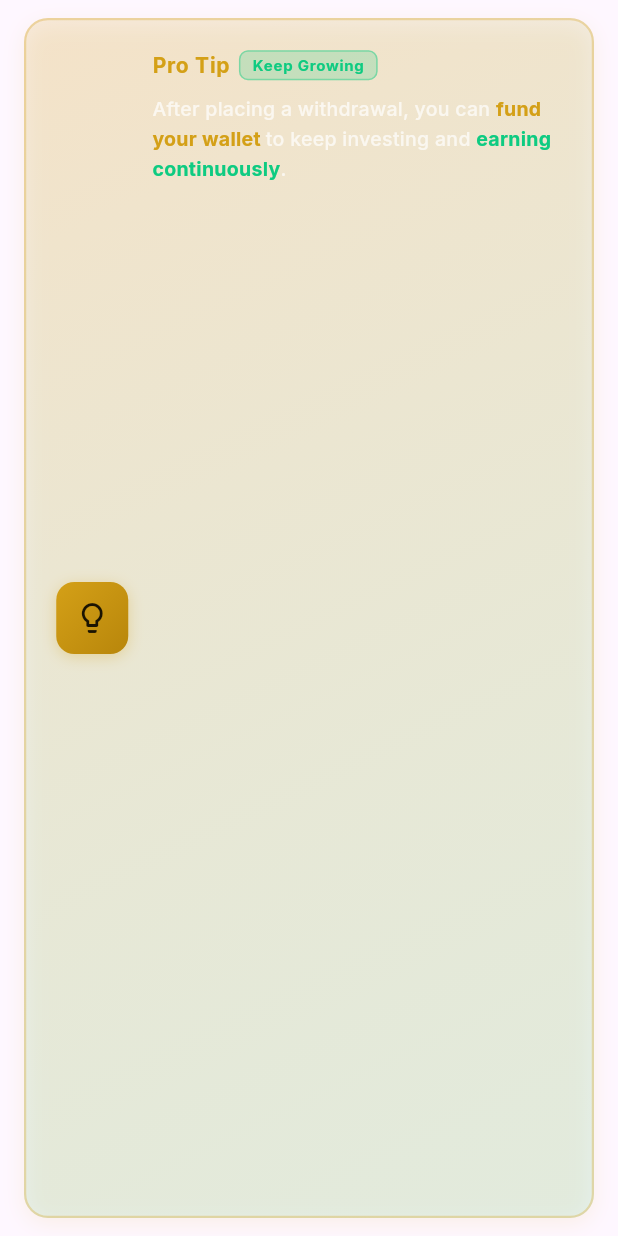
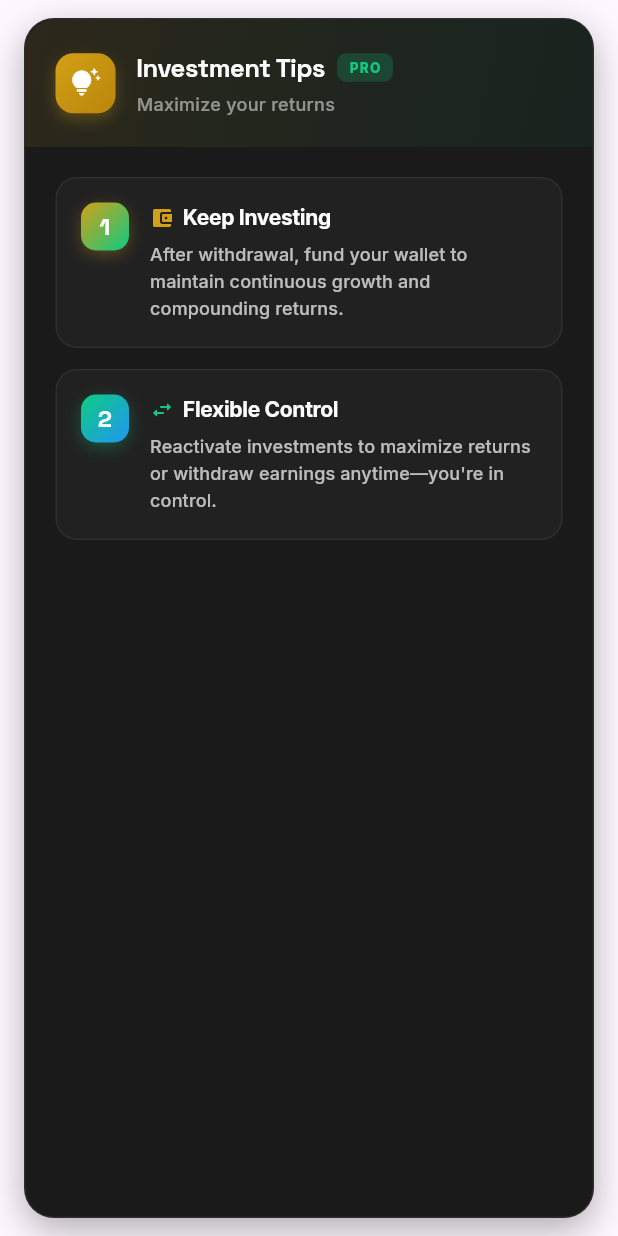
Before and after one commit to smartkingah/pioneerInvestment, a Flutter app: what proTip() shows on an empty page, opened directly, on a phone screen of 412 x 824 dp. Run offline on Flutter 3.47's test engine with Material 3 defaults, Android fonts, the phone set to English and light mode, and no system bars; our stand-ins replace badges, cached_network_image, cloud_firestore, file_picker, firebase_auth, firebase_core and 6 more; missing offline and left inert: dart:html, dart:js, emailjs, pretty_date_time; accounts and stored records are empty; network calls fail; statements that could not run were skipped.

Commit message:
upgrade on portfolio

```diff
--- a/lib/screen/Dash_baord/dashbaord.dart
+++ b/lib/screen/Dash_baord/dashbaord.dart
@@ -424,7 +424,7 @@ class _InvestmentDashboardState extends State<InvestmentDashboard>
   }
 
   Widget mainContent({isMobile, screenWidth, data, context}) {
-    final formatter = NumberFormat("#,##0", "en_US");
+    final formatter = NumberFormat("#,##0.00", "en_US");
     List withdrawalRequests = List.from(data['withdrawalRequest'] ?? []);
     return SingleChildScrollView(
       padding: EdgeInsets.symmetric(
@@ -499,9 +499,7 @@ class _InvestmentDashboardState extends State<InvestmentDashboard>
                           ),
                           const SizedBox(height: 12),
                           Text(
-                            formatCurrencyFromString(
-                              "\$${formatter.format(data['wallet'])}",
-                            ),
+                            "\$${formatter.format(data['wallet'])}",
                             style: GoogleFonts.inter(
                               fontSize: 32,
                               color: Colors.white,
@@ -701,8 +699,9 @@ class _InvestmentDashboardState extends State<InvestmentDashboard>
                                 bool isPending = ((withdrawalRequests).any(
                                   (req) => req['status'] == 'pending',
                                 ));
-
-                                isPending
+                                data["activePackage"] == "none" && isPending
+                                    ? _showPackageSelectionDialog(context)
+                                    : isPending
                                     ? AuthService().showWarningSnackBar(
                                         context,
                                         'Pending Withdrawal Request',
@@ -803,51 +802,10 @@ class _InvestmentDashboardState extends State<InvestmentDashboard>
 
           const SizedBox(height: 24),
 
-          LiveBTCChart(),
-
-          const SizedBox(height: 24),
-          Text(
-            "Active Investment",
-            style: GoogleFonts.inter(
-              color: Colors.white,
-              fontSize: 16,
-              fontWeight: FontWeight.w600,
-            ),
-          ),
-          const SizedBox(height: 18),
-          // QUICK STATS - Horizontal Cards
-          Row(
-            children: [
-              Expanded(
-                child: _buildStatCard(
-                  "Daily Growth",
-                  "+\$${formatter.format(data['dailyGrowth'])}",
-                  const Color(0xFF0ECB81),
-                  Icons.trending_up,
-                ),
-              ),
-              const SizedBox(width: 12),
-              Expanded(
-                child: _buildStatCard(
-                  "Total Earnings",
-                  "\$${formatter.format(data['totalEarnings'])}",
-                  Colors.white,
-                  Icons.account_balance_wallet_outlined,
-                ),
-              ),
-              const SizedBox(width: 12),
-              Expanded(
-                child: _buildStatCard(
-                  "Active Package",
-                  data['activePackage'],
-                  const Color(0xFFD4A017),
-                  Icons.workspace_premium_outlined,
-                ),
-              ),
-            ],
-          ),
-
-          const SizedBox(height: 24),
+          ///reinvest pro tip
+          (activePackageData == 'Californium' && data['wallet'] >= 500000)
+              ? congratulationsCard()
+              : SizedBox(),
 
           ///active package
           if (_pendingPackage != null) ...[
@@ -1001,11 +959,6 @@ class _InvestmentDashboardState extends State<InvestmentDashboard>
             const SizedBox(height: 24),
           ],
 
-          ///reinvest pro tip
-          (activePackageData == 'Californium' && data['wallet'] >= 500000)
-              ? congratulationsCard()
-              : reinvestProTip(),
-
           ///show activation widget
           data['activePackage'] == "none"
               ? SizedBox()
@@ -1015,6 +968,9 @@ class _InvestmentDashboardState extends State<InvestmentDashboard>
                     data['wallet'] == 0 &&
                     numberOfRoundsData < 1)
               ? SizedBox()
+              // :
+              // (activePackageData == 'Bronze' && data['wallet'] == 0)
+              // ? SizedBox()
               : data['lockedActivation'] == false
               ? ActiveInvestmentCard()
               : data['activePackage'] != "none"
@@ -1022,12 +978,57 @@ class _InvestmentDashboardState extends State<InvestmentDashboard>
                   usdtWalletAddress: usdtWalletAddress,
                   packageName: activePackageData,
                   subTitle:
-                      activePackageData == 'Bronze' && numberOfRoundsData >= 5
+                      data['activePackage'] == 'Bronze' &&
+                          data['numberOfRounds'] >= 5
                       ? 'You have exceeded your limit on the Bronze Plan, Proceed by funding your account to upgrade your portfolio! Contact Support for more details'
                       : "You have hit the Maximum investment amount for this plan! Please pay a Kick Start Fee of \$${data['kickStartFee'] ?? ''} to continue with your investment!",
                   data: data,
                 )
               : SizedBox(),
+          const SizedBox(height: 24),
+
+          Text(
+            "Active Investment",
+            style: GoogleFonts.inter(
+              color: Colors.white,
+              fontSize: 16,
+              fontWeight: FontWeight.w600,
+            ),
+          ),
+          const SizedBox(height: 18),
+          // QUICK STATS - Horizontal Cards
+          Row(
+            children: [
+              Expanded(
+                child: _buildStatCard(
+                  "Daily Growth",
+                  "+\$${formatter.format(data['dailyGrowth'])}",
+                  const Color(0xFF0ECB81),
+                  Icons.trending_up,
+                ),
+              ),
+              const SizedBox(width: 12),
+              Expanded(
+                child: _buildStatCard(
+                  "Total Earnings",
+                  "\$${formatter.format(data['totalEarnings'])}",
+                  Colors.white,
+                  Icons.account_balance_wallet_outlined,
+                ),
+              ),
+              const SizedBox(width: 12),
+              Expanded(
+                child: _buildStatCard(
+                  "Active Package",
+                  data['activePackage'],
+                  const Color(0xFFD4A017),
+                  Icons.workspace_premium_outlined,
+                ),
+              ),
+            ],
+          ),
+          const SizedBox(height: 24),
+          LiveBTCChart(),
 
           // // PACKAGES SECTION - Compact
           // StatefulBuilder(
--- a/lib/screen/Dash_baord/widgets/investmentcard.dart
+++ b/lib/screen/Dash_baord/widgets/investmentcard.dart
@@ -60,7 +60,7 @@ class _ActiveInvestmentCardState extends State<ActiveInvestmentCard> {
         _activeData = data;
         _remainingTime = remaining.isNegative ? Duration.zero : remaining;
       });
-
+      _triggerPayout();
       _startCountdown();
     }
   }
@@ -105,11 +105,12 @@ class _ActiveInvestmentCardState extends State<ActiveInvestmentCard> {
       final profit = investAmount * packageRoi;
 
       // Add payout to wallet
-      final newWallet = wallet + profit;
+      final newWallet = investAmount + profit;
+      final totalEarnings = data['totalEarnings'] + profit;
 
       await userRef.update({
         'wallet': newWallet,
-        'totalEarnings': data['totalEarnings'] + profit,
+        'totalEarnings': wallet,
 
         // 'lastInvestmentDate': DateTime.now().toIso8601String(),
         // 'nextPayoutDate': nextPayout.toIso8601String(),
@@ -142,11 +143,13 @@ class _ActiveInvestmentCardState extends State<ActiveInvestmentCard> {
       final data = snap.data()!;
       final numberOfRounds = data['numberOfRounds'] ?? {};
       final duration = data['duration'] ?? {};
-
+      final wallet = double.tryParse(data['wallet'].toString()) ?? 0.0;
       // New payout date (e.g., next day)
       final nextPayout = DateTime.now().add(Duration(days: duration));
 
       await userRef.update({
+        "investmentAmount": wallet,
+        'wallet': 0,
         'lastInvestmentDate': DateTime.now().toIso8601String(),
         'nextPayoutDate': nextPayout.toIso8601String(),
         'numberOfRounds': numberOfRounds + 1,
@@ -278,8 +281,8 @@ class _ActiveInvestmentCardState extends State<ActiveInvestmentCard> {
 
                         _reactivatePackage().then((value) async {
                           // Refresh UI
-                          _fetchActivePackage();
-                          await _triggerPayout(); // ✅ Automatically trigger payout
+                          // _fetchActivePackage();
+                          // await _triggerPayout(); // ✅ Automatically trigger payout
                           AuthService().showSuccessSnackBar(
                             context: context,
                             title: "✅ Package reactivated successfully.",
--- a/lib/screen/Dash_baord/widgets/protip.dart
+++ b/lib/screen/Dash_baord/widgets/protip.dart
@@ -4,59 +4,63 @@ import 'package:google_fonts/google_fonts.dart';
 Widget proTip() {
   return Container(
     margin: const EdgeInsets.symmetric(horizontal: 16, vertical: 12),
+    decoration: BoxDecoration(
+      color: const Color(0xFF1A1A1A),
+      borderRadius: BorderRadius.circular(20),
+      border: Border.all(color: Colors.white.withOpacity(0.08), width: 1),
+      boxShadow: [
+        BoxShadow(
+          color: Colors.black.withOpacity(0.3),
+          blurRadius: 20,
+          offset: const Offset(0, 8),
+        ),
+      ],
+    ),
+    child: Column(
+      children: [
+        // Header Section
+        Container(
           padding: const EdgeInsets.all(20),
           decoration: BoxDecoration(
             gradient: LinearGradient(
               begin: Alignment.topLeft,
               end: Alignment.bottomRight,
               colors: [
-          const Color(0xFFD4A017).withOpacity(0.15),
-          const Color(0xFF0ECB81).withOpacity(0.1),
+                const Color(0xFFD4A017).withOpacity(0.1),
+                const Color(0xFF0ECB81).withOpacity(0.05),
               ],
             ),
-      borderRadius: BorderRadius.circular(16),
-      border: Border.all(
-        color: const Color(0xFFD4A017).withOpacity(0.3),
-        width: 1.5,
+            borderRadius: const BorderRadius.only(
+              topLeft: Radius.circular(20),
+              topRight: Radius.circular(20),
             ),
-      boxShadow: [
-        BoxShadow(
-          color: const Color(0xFFD4A017).withOpacity(0.1),
-          blurRadius: 12,
-          offset: const Offset(0, 4),
-        ),
-      ],
           ),
           child: Row(
             children: [
-        // Icon Container
               Container(
-          padding: const EdgeInsets.all(12),
+                padding: const EdgeInsets.all(10),
                 decoration: BoxDecoration(
-            gradient: const LinearGradient(
+                  gradient: LinearGradient(
                     begin: Alignment.topLeft,
                     end: Alignment.bottomRight,
-              colors: [Color(0xFFD4A017), Color(0xFFB8860B)],
+                    colors: [const Color(0xFFD4A017), const Color(0xFFB8860B)],
                   ),
                   borderRadius: BorderRadius.circular(12),
                   boxShadow: [
                     BoxShadow(
                       color: const Color(0xFFD4A017).withOpacity(0.3),
                       blurRadius: 8,
-                offset: const Offset(0, 2),
+                      offset: const Offset(0, 4),
                     ),
                   ],
                 ),
                 child: const Icon(
-            Icons.lightbulb_outline_rounded,
-            color: Colors.black87,
-            size: 24,
+                  Icons.tips_and_updates_rounded,
+                  color: Colors.white,
+                  size: 20,
                 ),
               ),
-
-        const SizedBox(width: 16),
-
-        // Text Content
+              const SizedBox(width: 14),
               Expanded(
                 child: Column(
                   crossAxisAlignment: CrossAxisAlignment.start,
@@ -64,70 +68,162 @@ Widget proTip() {
                     Row(
                       children: [
                         Text(
-                    "Pro Tip",
-                    style: GoogleFonts.inter(
-                      fontSize: 14,
-                      fontWeight: FontWeight.w700,
-                      color: const Color(0xFFD4A017),
-                      letterSpacing: 0.5,
+                          "Investment Tips",
+                          style: GoogleFonts.spaceGrotesk(
+                            fontSize: 17,
+                            fontWeight: FontWeight.w800,
+                            color: Colors.white,
+                            letterSpacing: -0.3,
                           ),
                         ),
-                  const SizedBox(width: 6),
+                        const SizedBox(width: 8),
                         Container(
                           padding: const EdgeInsets.symmetric(
                             horizontal: 8,
-                      vertical: 2,
+                            vertical: 3,
                           ),
                           decoration: BoxDecoration(
                             color: const Color(0xFF0ECB81).withOpacity(0.2),
                             borderRadius: BorderRadius.circular(6),
-                      border: Border.all(
-                        color: const Color(0xFF0ECB81).withOpacity(0.4),
-                      ),
                           ),
                           child: Text(
-                      "Keep Growing",
+                            "PRO",
                             style: GoogleFonts.inter(
-                        fontSize: 10,
-                        fontWeight: FontWeight.w700,
+                              fontSize: 9,
+                              fontWeight: FontWeight.w800,
                               color: const Color(0xFF0ECB81),
-                        letterSpacing: 0.5,
+                              letterSpacing: 0.8,
                             ),
                           ),
                         ),
                       ],
                     ),
-              const SizedBox(height: 8),
-              RichText(
-                text: TextSpan(
+                    const SizedBox(height: 4),
+                    Text(
+                      "Maximize your returns",
                       style: GoogleFonts.inter(
-                    fontSize: 13,
-                    color: Colors.white70,
+                        fontSize: 12,
+                        color: Colors.white.withOpacity(0.5),
+                        fontWeight: FontWeight.w500,
+                        letterSpacing: 0.2,
+                      ),
+                    ),
+                  ],
+                ),
+              ),
+            ],
+          ),
+        ),
+
+        // Tips Content
+        Padding(
+          padding: const EdgeInsets.all(20),
+          child: Column(
+            children: [
+              _buildModernTipCard(
+                number: "1",
+                title: "Keep Investing",
+                description:
+                    "After withdrawal, fund your wallet to maintain continuous growth and compounding returns.",
+                primaryColor: const Color(0xFFD4A017),
+                secondaryColor: const Color(0xFF0ECB81),
+                icon: Icons.account_balance_wallet_rounded,
+              ),
+              const SizedBox(height: 14),
+              _buildModernTipCard(
+                number: "2",
+                title: "Flexible Control",
+                description:
+                    "Reactivate investments to maximize returns or withdraw earnings anytime—you're in control.",
+                primaryColor: const Color(0xFF0ECB81),
+                secondaryColor: const Color(0xFF2196F3),
+                icon: Icons.swap_horiz_rounded,
+              ),
+            ],
+          ),
+        ),
+      ],
+    ),
+  );
+}
+
+Widget _buildModernTipCard({
+  required String number,
+  required String title,
+  required String description,
+  required Color primaryColor,
+  required Color secondaryColor,
+  required IconData icon,
+}) {
+  return Container(
+    padding: const EdgeInsets.all(16),
+    decoration: BoxDecoration(
+      color: Colors.white.withOpacity(0.03),
+      borderRadius: BorderRadius.circular(14),
+      border: Border.all(color: Colors.white.withOpacity(0.06), width: 1),
+    ),
+    child: Row(
+      crossAxisAlignment: CrossAxisAlignment.start,
+      children: [
+        // Number Badge
+        Container(
+          width: 32,
+          height: 32,
+          decoration: BoxDecoration(
+            gradient: LinearGradient(
+              begin: Alignment.topLeft,
+              end: Alignment.bottomRight,
+              colors: [primaryColor, secondaryColor],
+            ),
+            borderRadius: BorderRadius.circular(10),
+            boxShadow: [
+              BoxShadow(
+                color: primaryColor.withOpacity(0.3),
+                blurRadius: 8,
+                offset: const Offset(0, 3),
+              ),
+            ],
+          ),
+          child: Center(
+            child: Text(
+              number,
+              style: GoogleFonts.spaceGrotesk(
+                fontSize: 16,
+                fontWeight: FontWeight.w800,
+                color: Colors.white,
+              ),
+            ),
+          ),
+        ),
+        const SizedBox(width: 14),
+        Expanded(
+          child: Column(
+            crossAxisAlignment: CrossAxisAlignment.start,
+            children: [
+              Row(
+                children: [
+                  Icon(icon, size: 16, color: primaryColor),
+                  const SizedBox(width: 6),
+                  Text(
+                    title,
+                    style: GoogleFonts.inter(
+                      fontSize: 14,
+                      fontWeight: FontWeight.w700,
+                      color: Colors.white,
+                      letterSpacing: -0.2,
+                    ),
+                  ),
+                ],
+              ),
+              const SizedBox(height: 6),
+              Text(
+                description,
+                style: GoogleFonts.inter(
+                  fontSize: 12,
+                  color: Colors.white.withOpacity(0.7),
                   fontWeight: FontWeight.w500,
                   height: 1.5,
-                    letterSpacing: 0.2,
-                  ),
-                  children: [
-                    const TextSpan(
-                      text: "After placing a withdrawal, you can ",
-                    ),
-                    TextSpan(
-                      text: "fund your wallet ",
-                      style: GoogleFonts.inter(
-                        color: const Color(0xFFD4A017),
-                        fontWeight: FontWeight.w700,
-                      ),
-                    ),
-                    const TextSpan(text: "to keep investing and "),
-                    TextSpan(
-                      text: "earning continuously",
-                      style: GoogleFonts.inter(
-                        color: const Color(0xFF0ECB81),
-                        fontWeight: FontWeight.w700,
-                      ),
-                    ),
-                    const TextSpan(text: "."),
-                  ],
+                  letterSpacing: 0.1,
                 ),
               ),
             ],
--- a/lib/screen/Dash_baord/widgets/reinvestment_protip.dart
+++ b/lib/screen/Dash_baord/widgets/reinvestment_protip.dart
@@ -98,6 +98,7 @@ Widget reinvestProTip() {
                 ],
               ),
               const SizedBox(height: 8),
+
               RichText(
                 text: TextSpan(
                   style: GoogleFonts.inter(
--- a/lib/screen/Dash_baord/withdrawal_screen/withdrawal.dart
+++ b/lib/screen/Dash_baord/withdrawal_screen/withdrawal.dart
@@ -685,6 +685,7 @@ class _WithdrawalScreenState extends State<WithdrawalScreen> {
           .collection('users')
           .doc(user!.uid)
           .update({
+            "activePackage": 'none',
             'withdrawalRequest': FieldValue.arrayUnion([
               {
                 'amount': _usdController.text,
```
Lines whose indentation alone changed are shown as unchanged.
